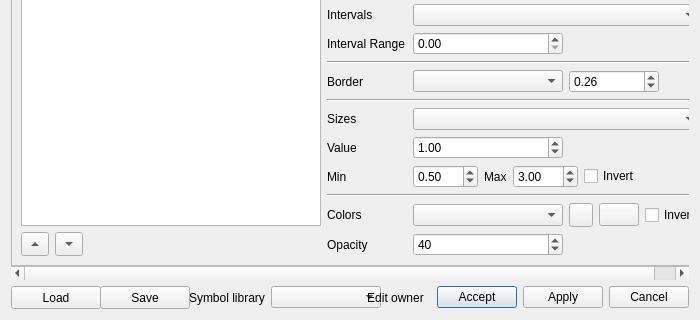
This is ui/project/qgisred_legends_dialog.ui in qgisred/QGISRed as Qt 5 draws it before an edit; both pictures show x 0 to 700 and y 140 to 460 of the 700 by 460 pixel window. The edited form follows.
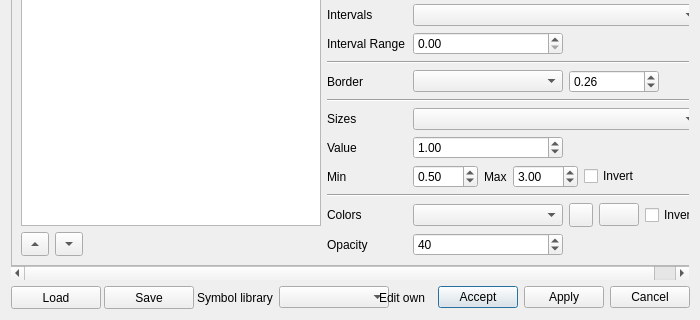
This is the edited form. Icons and pictures are not drawn. Custom widgets are drawn as their Qt base class.

```diff
--- a/ui/project/qgisred_legends_dialog.ui
+++ b/ui/project/qgisred_legends_dialog.ui
@@ -905,7 +905,7 @@
      <item>
       <widget class="QToolButton" name="btEditStyleLibrary">
        <property name="text">
-        <string>Edit owner</string>
+        <string>Edit own</string>
        </property>
        <property name="icon">
         <iconset resource="../../resources.qrc">
```
